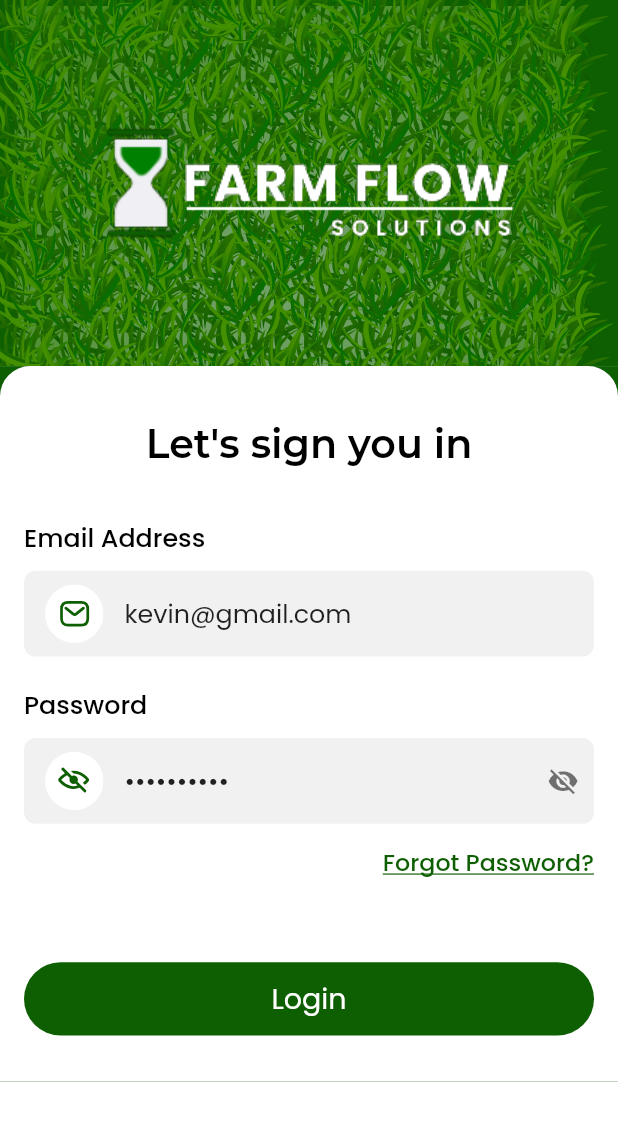
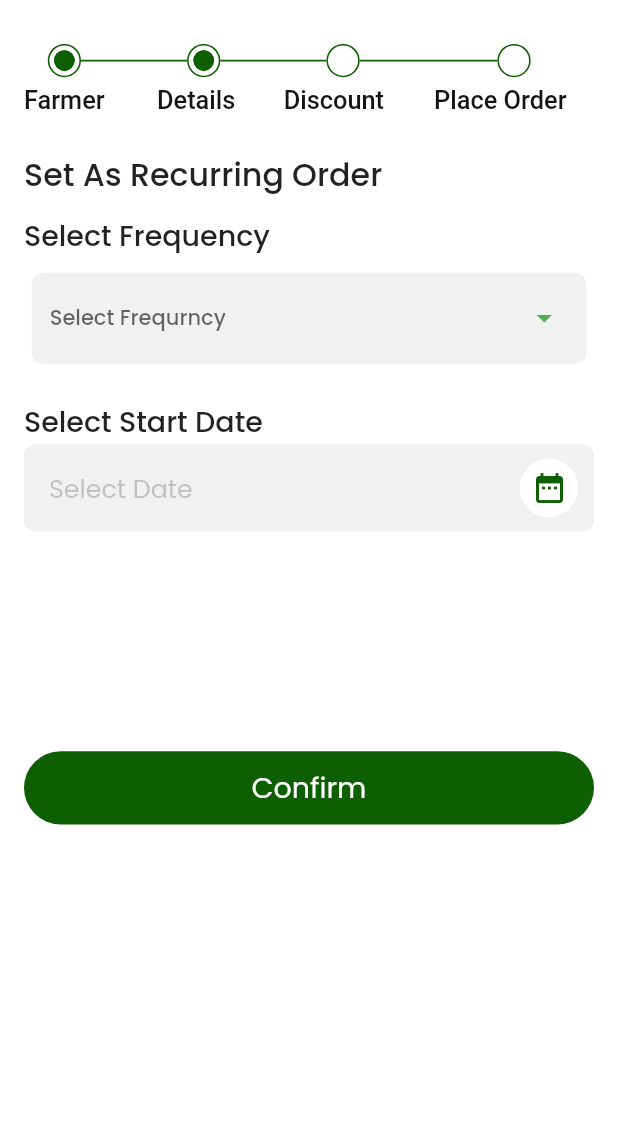
Before and after one commit to Rajshinde046/FarmFlowSales, a Flutter app: the screen it shows after launch, on a phone screen of 412 x 824 dp. Shown: the top 1121 px of the screen. Run offline on Flutter 3.47's test engine with Material 2 defaults, Android fonts, the phone set to English and light mode, and no system bars; our stand-ins replace curved_navigation_bar, dotted_line, flutter_dash, flutter_screenutil, flutter_svg, flutter_switch and 6 more.

Commit message:
select frequency

```diff
--- /dev/null
+++ b/lib/View/select_frequency.dart
@@ -0,0 +1,301 @@
+import 'package:farm_flow_sales/Utils/colors.dart';
+import 'package:farm_flow_sales/Utils/custom_button.dart';
+import 'package:farm_flow_sales/Utils/sized_box.dart';
+import 'package:flutter/material.dart';
+import 'package:flutter/src/widgets/framework.dart';
+import 'package:flutter/src/widgets/placeholder.dart';
+import 'package:flutter_screenutil/flutter_screenutil.dart';
+import 'package:flutter_svg/svg.dart';
+import 'package:get/get.dart';
+import 'package:google_fonts/google_fonts.dart';
+
+TextEditingController datecontroller = TextEditingController();
+final TextEditingController colorController = TextEditingController();
+
+enum ColorLabel {
+  blue('Weekly'),
+  pink('Monthly'),
+  green('Quaterly'),
+  yellow('half Yearly'),
+  grey('yearly');
+
+  const ColorLabel(this.label);
+  final String label;
+}
+
+class selectFrequency extends StatefulWidget {
+  const selectFrequency({super.key});
+
+  @override
+  State<selectFrequency> createState() => _selectFrequencyState();
+}
+
+class _selectFrequencyState extends State<selectFrequency> {
+  DateTime? _selectedDate;
+  ColorLabel? selectedColor;
+  @override
+  void _presentDatePicker() {
+    // showDatePicker is a pre-made funtion of Flutter
+    showDatePicker(
+      context: context,
+      initialDate: DateTime.now(),
+      firstDate: DateTime(1922),
+      lastDate: DateTime.now(),
+      builder: (context, child) {
+        return Theme(
+            data: Theme.of(context).copyWith(
+              colorScheme: const ColorScheme.light(
+                primary: AppColors.buttoncolour,
+                onPrimary: AppColors.white,
+                onSurface: Colors.blueAccent,
+              ),
+              textButtonTheme: TextButtonThemeData(
+                style: TextButton.styleFrom(
+                  primary: AppColors.buttoncolour,
+                ),
+              ),
+            ),
+            child: child!);
+      },
+    ).then((pickedDate) {
+      if (pickedDate == null) {
+        return;
+      }
+      setState(() {
+        _selectedDate = pickedDate;
+        datecontroller.text =
+            "${_selectedDate!.day.toString()}/${_selectedDate!.month.toString().padLeft(2, '0')}/${_selectedDate!.year.toString().padLeft(2, '0')}";
+      });
+    });
+  }
+
+  Widget build(BuildContext context) {
+    final List<DropdownMenuEntry<ColorLabel>> colorEntries =
+        <DropdownMenuEntry<ColorLabel>>[];
+    for (final ColorLabel color in ColorLabel.values) {
+      colorEntries.add(
+        DropdownMenuEntry<ColorLabel>(
+          value: color,
+          label: color.label,
+        ),
+      );
+    }
+
+    return Scaffold(
+      body: Padding(
+        padding: const EdgeInsets.symmetric(horizontal: 16.0),
+        child: Column(
+          children: [
+            SizedBox(
+              height: 30.h,
+            ),
+            SvgPicture.asset(
+              "assets/images/frequency.svg",
+              width: 360.w,
+            ),
+            SizedBox(
+              height: 25.h,
+            ),
+            Row(
+              mainAxisAlignment: MainAxisAlignment.start,
+              children: [
+                Text(
+                  "Set As Recurring Order",
+                  style: GoogleFonts.poppins(
+                      fontSize: 20.sp, fontWeight: FontWeight.w500),
+                ),
+              ],
+            ),
+            SizedBox(
+              height: 10.h,
+            ),
+            Row(
+              mainAxisAlignment: MainAxisAlignment.start,
+              children: [
+                Text(
+                  "Select Frequency",
+                  style: GoogleFonts.poppins(
+                      fontSize: 18.sp, fontWeight: FontWeight.w500),
+                ),
+              ],
+            ),
+            sizedBoxHeight(10.h),
+            DropdownMenu<ColorLabel>(
+              hintText: "Select Frequrncy",
+              trailingIcon: Icon(
+                Icons.arrow_drop_down,
+                color: Colors.green,
+              ),
+              inputDecorationTheme: InputDecorationTheme(
+                filled: true,
+                fillColor: Color(0xFFF1F1F1),
+                border: OutlineInputBorder(
+                  borderRadius: BorderRadius.circular(8.r),
+                  borderSide: BorderSide(
+                      color: Color(0xFF707070).withOpacity(0), width: 1),
+                ),
+                enabledBorder: OutlineInputBorder(
+                  borderRadius: BorderRadius.circular(8.r),
+                  borderSide: BorderSide(
+                      color: Color(0xFF707070).withOpacity(0), width: 1),
+                ),
+                focusedBorder: OutlineInputBorder(
+                  borderRadius: BorderRadius.circular(8.r),
+                  borderSide: BorderSide(
+                      color: Color(0xFF707070).withOpacity(0), width: 1),
+                ),
+                errorBorder: OutlineInputBorder(
+                  borderRadius: BorderRadius.circular(8),
+                  borderSide: const BorderSide(color: Colors.red, width: 1),
+                ),
+                focusedErrorBorder: OutlineInputBorder(
+                  borderRadius: BorderRadius.circular(8),
+                  borderSide: const BorderSide(color: Colors.red, width: 1),
+                ),
+              ),
+              enabled: true,
+              width: 350.w,
+              enableSearch: false,
+              controller: colorController,
+              dropdownMenuEntries: colorEntries,
+              onSelected: (ColorLabel? color) {
+                setState(() {
+                  selectedColor = color;
+                });
+              },
+            ),
+            sizedBoxHeight(25.h),
+            Row(
+              mainAxisAlignment: MainAxisAlignment.start,
+              children: [
+                Text(
+                  "Select Start Date",
+                  style: GoogleFonts.poppins(
+                      fontSize: 18.sp, fontWeight: FontWeight.w500),
+                ),
+              ],
+            ),
+            Personaldatepicker(
+              datecontroller: datecontroller,
+              ontap: () => _presentDatePicker(),
+            ),
+            sizedBoxHeight(150.h),
+            CustomButton(text: "Confirm")
+          ],
+        ),
+      ),
+    );
+  }
+}
+
+class Personaldatepicker extends StatelessWidget {
+  Personaldatepicker({
+    Key? key,
+    required this.datecontroller,
+    required this.ontap,
+    this.validator,
+    this.inputFormatters,
+    this.textEditingController,
+    this.leadingIcon,
+    this.onTap,
+    this.eyeIcon = false,
+    this.onChanged,
+    this.suffixIcon,
+    this.readonly = false,
+    this.isInputPassword = false,
+    this.outlineColor = const Color(0xFFFFB600),
+    // this.keyboardType,
+    this.suffixIconConstraints,
+    this.texttype,
+  }) : super(key: key);
+
+  final TextEditingController datecontroller;
+  final GestureTapCallback ontap;
+  final dynamic validator;
+  final TextEditingController? textEditingController;
+  final Widget? leadingIcon;
+  final bool eyeIcon;
+  final Widget? suffixIcon;
+  final bool isInputPassword;
+  void Function(String)? onChanged;
+  void Function()? onTap;
+  final bool readonly;
+  final dynamic inputFormatters;
+  final Color outlineColor;
+  final BoxConstraints? suffixIconConstraints;
+
+  final TextInputType? texttype;
+
+  @override
+  Widget build(BuildContext context) {
+    return TextFormField(
+      textAlignVertical: TextAlignVertical.center,
+      style: TextStyle(
+        fontSize: 16.sp,
+      ),
+      validator: validator,
+      autovalidateMode: AutovalidateMode.onUserInteraction,
+      controller: datecontroller,
+      onTap: (() => ontap()),
+      readOnly: true,
+      cursorColor: const Color(0xFF3B3F43),
+      keyboardType: TextInputType.text,
+      decoration: InputDecoration(
+          errorStyle: TextStyle(fontSize: 14.sp),
+          contentPadding: EdgeInsets.all(17.h),
+          filled: true,
+          fillColor: const Color(0xFFF1F1F1),
+          border: OutlineInputBorder(
+            borderRadius: BorderRadius.circular(8.r),
+            borderSide: BorderSide(
+                color: const Color(0xFF707070).withOpacity(0), width: 1),
+          ),
+          enabledBorder: OutlineInputBorder(
+            borderRadius: BorderRadius.circular(8.r),
+            borderSide: BorderSide(
+                color: const Color(0xFF707070).withOpacity(0), width: 1),
+          ),
+          focusedBorder: OutlineInputBorder(
+            borderRadius: BorderRadius.circular(8.r),
+            borderSide: BorderSide(
+                color: const Color(0xFF707070).withOpacity(0), width: 1),
+          ),
+          errorBorder: OutlineInputBorder(
+            borderRadius: BorderRadius.circular(8),
+            borderSide: const BorderSide(color: Colors.red, width: 1),
+          ),
+          focusedErrorBorder: OutlineInputBorder(
+            borderRadius: BorderRadius.circular(8),
+            borderSide: const BorderSide(color: Colors.red, width: 1),
+          ),
+          suffixIcon: Padding(
+            padding: EdgeInsets.only(right: 10.w),
+            child: CircleAvatar(
+              radius: 20.h,
+              backgroundColor: AppColors.white,
+              child: Center(
+                child: Padding(
+                  padding: EdgeInsets.only(right: 8.w),
+                  child: IconButton(
+                    icon: const Icon(
+                      Icons.date_range,
+                      color: Color(0xFF0E5F02),
+                    ),
+                    onPressed: () {
+                      ontap();
+                    },
+                  ),
+                ),
+              ),
+            ),
+          ),
+          hintStyle: TextStyle(
+              fontSize: 16.sp,
+              fontWeight: FontWeight.w400,
+              color: Get.isDarkMode
+                  ? Colors.white
+                  : const Color(0xFF4D4D4D).withOpacity(0.3)),
+          hintText: "Select Date"),
+    );
+  }
+}
--- a/lib/main.dart
+++ b/lib/main.dart
@@ -24,7 +24,7 @@ class MyApp extends StatelessWidget {
               scaffoldBackgroundColor: AppColors.white,
               primarySwatch: Colors.blue,
             ),
-            initialRoute: '/',
+            initialRoute: '/selectfrequency',
             getPages: AppRoutes.appRoutes(),
           );
         });
--- a/lib/resources/routes/route_name.dart
+++ b/lib/resources/routes/route_name.dart
@@ -16,8 +16,7 @@ class RouteName {
   static const String farmerdetails = '/farmerdetails';
   static const String connectfarmer = '/connectfarmer';
   static const String orderdetails = '/orderdetails';
-
-
+  static const String selectfrequency = '/selectfrequency';
 
   static const String sales = '/sales';
   static const String ordermain = '/ordermain';
@@ -29,5 +28,4 @@ class RouteName {
   static const String feedBack = '/feedBack';
   static const String feedBackform = '/feedbackform';
   static const String contactus = '/contactus';
-
 }
--- a/lib/resources/routes/routes.dart
+++ b/lib/resources/routes/routes.dart
@@ -1,20 +1,10 @@
-
 import 'package:farm_flow_sales/View/Connectfarmer.dart';
 import 'package:farm_flow_sales/View/Farmers/farmer.dart';
 import 'package:farm_flow_sales/View/Farmers/farmerdetails.dart';
-
-
-
-import 'package:farm_flow_sales/View/Connectfarmer.dart';
-import 'package:farm_flow_sales/View/Farmers/farmer.dart';
-import 'package:farm_flow_sales/View/Farmers/farmerdetails.dart';
-
-
 import 'package:farm_flow_sales/View/LoginScreen.dart';
 import 'package:farm_flow_sales/View/Notification.dart';
 import 'package:farm_flow_sales/View/Order/orderdetails.dart';
 import 'package:farm_flow_sales/View/Order/ordersmain.dart';
-import 'package:farm_flow_sales/View/Sales.dart';
 import 'package:farm_flow_sales/View/Settings.dart';
 import 'package:farm_flow_sales/View/Side%20Menu/Faqs/faqs.dart';
 import 'package:farm_flow_sales/View/Side%20Menu/Faqs/insidefaq.dart';
@@ -27,6 +17,7 @@ import 'package:farm_flow_sales/View/Warehouse/warehouse.dart';
 import 'package:farm_flow_sales/View/forgot_password.dart';
 import 'package:farm_flow_sales/View/products.dart';
 import 'package:farm_flow_sales/View/reset_password.dart';
+import 'package:farm_flow_sales/View/select_frequency.dart';
 import 'package:farm_flow_sales/View/splash_screen.dart';
 import 'package:farm_flow_sales/View/verify_number.dart';
 import 'package:get/get.dart';
@@ -67,13 +58,11 @@ class AppRoutes {
           name: RouteName.faqs,
           page: () => const Faq(),
         ),
-
         GetPage(
           name: RouteName.faqcontent,
           page: () => const Faqscontent(),
         ),
         GetPage(
-
           name: RouteName.feedBack,
           page: () => FeedBack(),
         ),
@@ -92,7 +81,6 @@ class AppRoutes {
         GetPage(
           name: RouteName.settings,
           page: () => const Settings(),
-
         ),
         GetPage(
           name: RouteName.warehouse,
@@ -122,5 +110,9 @@ class AppRoutes {
           name: RouteName.ordermain,
           page: () => const OrderMain(),
         ),
+        GetPage(
+          name: RouteName.selectfrequency,
+          page: () => const selectFrequency(),
+        ),
       ];
 }
```
Also changed, not shown: assets/images/frequency.svg (added). Lines whose indentation alone changed are shown as unchanged.
